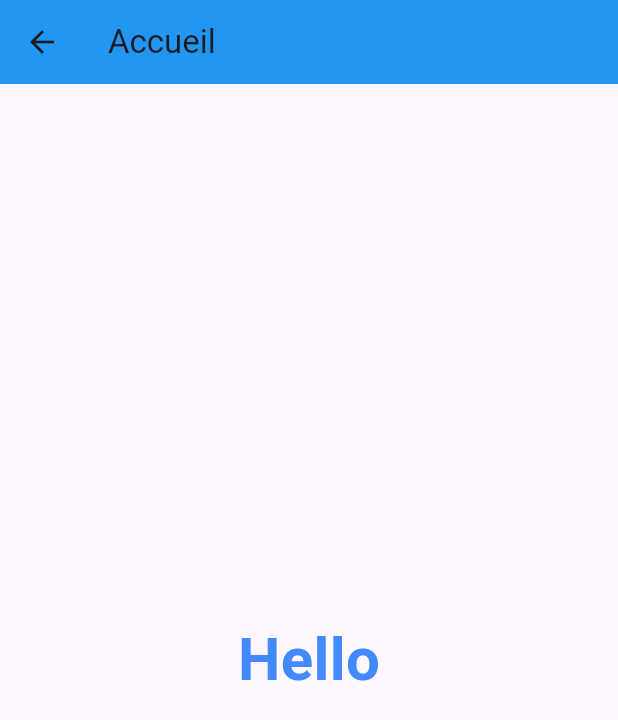
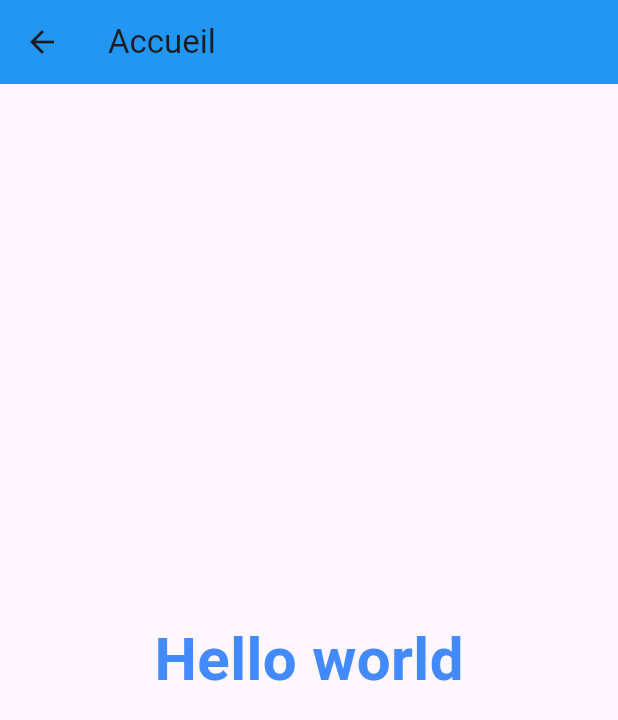
Before and after one commit to Area-dreamteam/Area, a Flutter app: the HomePage screen opened directly, on a phone screen of 412 x 824 dp. Shown: the top 720 px of the screen. Run offline on Flutter 3.47's test engine with Material 3 defaults, Android fonts, the phone set to English and light mode, and no system bars.

Commit message:
fix: name file

```diff
--- a/mobile/lib/page/home_page.dart
+++ b/mobile/lib/page/home_page.dart
@@ -12,7 +12,7 @@ class HomePage extends StatelessWidget {
       ),
       body: const Center(
         child: Text(
-          'Hello',
+          'Hello world',
           style: TextStyle(
             fontSize: 40,
             fontWeight: FontWeight.bold,
```
